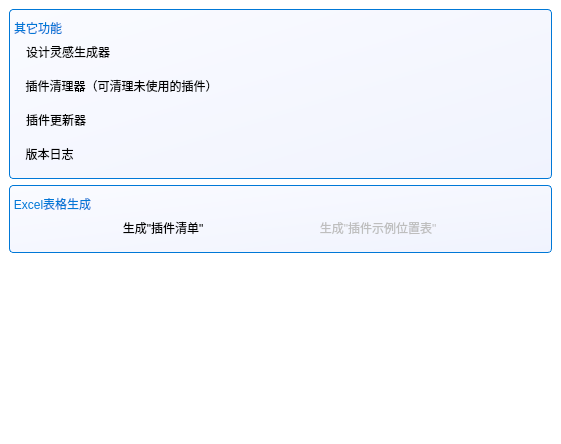
Above: DrillPluginInformationReader/Source/InformationModule/otherFunctionPart/p_OtherFunctionPart.ui from DrillUp/DrillPluginInformationReader before the change. Below: the same form after it.
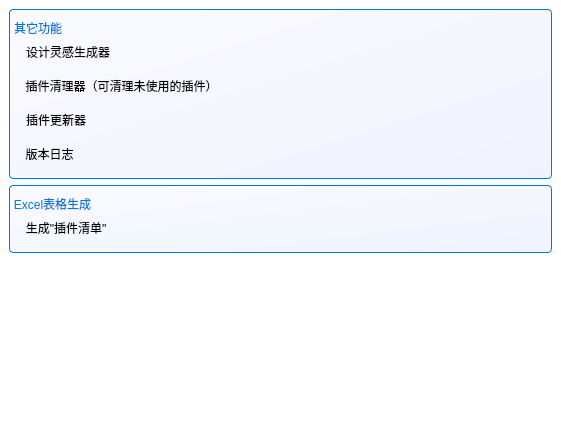
That is the form after the change. Icons and pictures are not drawn.

```diff
--- a/DrillPluginInformationReader/Source/InformationModule/otherFunctionPart/p_OtherFunctionPart.ui
+++ b/DrillPluginInformationReader/Source/InformationModule/otherFunctionPart/p_OtherFunctionPart.ui
@@ -186,7 +186,7 @@
          <property name="title">
           <string>Excel表格生成</string>
          </property>
-         <layout class="QHBoxLayout" name="horizontalLayout">
+         <layout class="QVBoxLayout" name="verticalLayout_3">
           <item>
            <widget class="QToolButton" name="toolButton_excelPluginList">
             <property name="text">
@@ -201,23 +201,6 @@
             </property>
            </widget>
           </item>
-          <item>
-           <widget class="QToolButton" name="toolButton_excelMapPosList">
-            <property name="enabled">
-             <bool>false</bool>
-            </property>
-            <property name="text">
-             <string>生成&quot;插件示例位置表&quot;</string>
-            </property>
-            <property name="icon">
-             <iconset resource="../../../drillplugininformationreader.qrc">
-              <normaloff>:/DrillPluginInformationReader/Resources/icons/global/drill_logo_64x64.png</normaloff>:/DrillPluginInformationReader/Resources/icons/global/drill_logo_64x64.png</iconset>
-            </property>
-            <property name="toolButtonStyle">
-             <enum>Qt::ToolButtonTextBesideIcon</enum>
-            </property>
-           </widget>
-          </item>
          </layout>
         </widget>
        </item>
```
